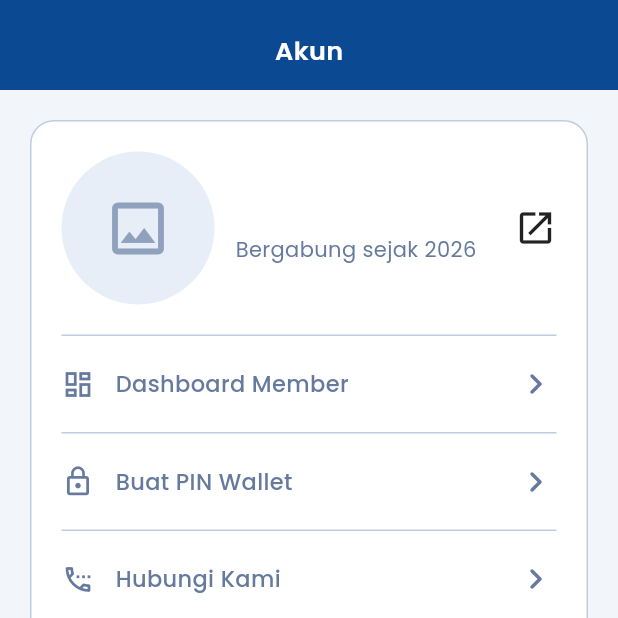
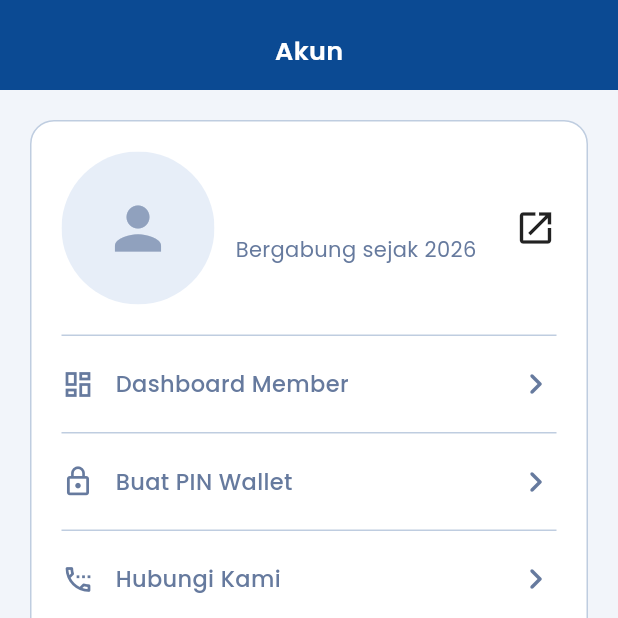
Before and after one commit to tprayoga/dicuciin, a Flutter app: the HomeScreen screen opened directly, after a tap on the "person" icon, on a phone screen of 412 x 824 dp, the top half of it. Run offline on Flutter 3.47's test engine with Material 3 defaults, Android fonts, the phone set to English and light mode, and no system bars; our stand-ins replace flutter_secure_storage, google_fonts, image_picker; missing offline and left inert: mobile_scanner; accounts and stored records are empty.

Commit message:
feat(mobile): tampilkan avatar pengguna di Home & Akun
Data avatarUrl (dari /auth/me) kini ditampilkan, bukan placeholder.
- AppConfig.assetUrl/assetOrigin: bentuk URL penuh dari path /uploads relatif
- widget UserAvatar reusable: Image.network + fallback inisial/ikon saat kosong
  atau gagal muat
- dipakai di home_page (40px, tap → Akun) & account_page (102px)

flutter analyze: clean.

Co-Authored-By: Claude Opus 4.8 <noreply@anthropic.com>

```diff
--- a/laundry_mobile_flutter/lib/core/config/app_config.dart
+++ b/laundry_mobile_flutter/lib/core/config/app_config.dart
@@ -3,4 +3,18 @@ class AppConfig {
     'API_BASE_URL',
     defaultValue: 'http://10.0.2.2:3000/api/v1',
   );
+
+  /// Origin server (tanpa path `/api/v1`) untuk memuat file statis seperti
+  /// foto profil/banner yang disajikan di `/uploads/...`.
+  static String get assetOrigin =>
+      apiBaseUrl.replaceFirst(RegExp(r'/api/v\d+/?$'), '');
+
+  /// Bentuk URL penuh dari path aset relatif (mis. `/uploads/profiles/x.jpg`).
+  /// Mengembalikan null bila kosong; meneruskan apa adanya bila sudah absolut.
+  static String? assetUrl(String? path) {
+    if (path == null || path.isEmpty) return null;
+    if (path.startsWith('http://') || path.startsWith('https://')) return path;
+    final sep = path.startsWith('/') ? '' : '/';
+    return '$assetOrigin$sep$path';
+  }
 }
--- a/laundry_mobile_flutter/lib/features/customer/home/account_page.dart
+++ b/laundry_mobile_flutter/lib/features/customer/home/account_page.dart
@@ -46,18 +46,13 @@ class _AccountPage extends StatelessWidget {
                           padding: const EdgeInsets.all(20),
                           child: Row(
                             children: [
-                              Container(
-                                width: 102,
-                                height: 102,
-                                decoration: const BoxDecoration(
-                                  color: AppColors.tintBlue,
-                                  shape: BoxShape.circle,
-                                ),
-                                child: const Icon(
-                                  Icons.image_outlined,
-                                  size: 46,
-                                  color: AppColors.textMutedLight,
-                                ),
+                              UserAvatar(
+                                avatarUrl: user?.avatarUrl,
+                                name: user?.name,
+                                size: 102,
+                                iconSize: 46,
+                                backgroundColor: AppColors.tintBlue,
+                                foregroundColor: AppColors.textMutedLight,
                               ),
                               const SizedBox(width: 14),
                               Expanded(
--- a/laundry_mobile_flutter/lib/features/customer/home/home_page.dart
+++ b/laundry_mobile_flutter/lib/features/customer/home/home_page.dart
@@ -190,18 +190,11 @@ class _HomePageState extends State<_HomePage> {
                           // Avatar
                           GestureDetector(
                             onTap: widget.onOpenAccount,
-                            child: Container(
-                              width: 40,
-                              height: 40,
-                              decoration: BoxDecoration(
-                                shape: BoxShape.circle,
-                                color: Colors.white.withValues(alpha: 0.2),
-                              ),
-                              child: const Icon(
-                                Icons.person,
-                                color: Colors.white,
-                                size: 20,
-                              ),
+                            child: UserAvatar(
+                              avatarUrl: user?.avatarUrl,
+                              name: user?.name,
+                              size: 40,
+                              iconSize: 20,
                             ),
                           ),
                           const Spacer(),
--- a/laundry_mobile_flutter/lib/features/customer/home_screen.dart
+++ b/laundry_mobile_flutter/lib/features/customer/home_screen.dart
@@ -10,6 +10,7 @@ import '../../core/network/api_exception.dart';
 import '../../core/theme/app_colors.dart';
 import '../../shared/widgets/app_buttons.dart';
 import '../../shared/widgets/pin_pad.dart';
+import '../../shared/widgets/user_avatar.dart';
 import '../auth/auth_controller.dart';
 import 'customer_controller.dart';
 import 'models/customer_models.dart';
--- /dev/null
+++ b/laundry_mobile_flutter/lib/shared/widgets/user_avatar.dart
@@ -0,0 +1,66 @@
+import 'package:flutter/material.dart';
+import '../../core/config/app_config.dart';
+
+/// Avatar bulat pengguna: menampilkan foto dari [avatarUrl] (relatif/absolut)
+/// bila ada, dan jatuh ke ikon/inisial bila kosong atau gagal dimuat.
+class UserAvatar extends StatelessWidget {
+  const UserAvatar({
+    super.key,
+    required this.avatarUrl,
+    this.name,
+    this.size = 40,
+    this.backgroundColor,
+    this.foregroundColor,
+    this.iconSize,
+  });
+
+  final String? avatarUrl;
+  final String? name;
+  final double size;
+  final Color? backgroundColor;
+  final Color? foregroundColor;
+  final double? iconSize;
+
+  @override
+  Widget build(BuildContext context) {
+    final url = AppConfig.assetUrl(avatarUrl);
+    final bg = backgroundColor ?? Colors.white.withValues(alpha: 0.2);
+    final fg = foregroundColor ?? Colors.white;
+
+    return ClipOval(
+      child: Container(
+        width: size,
+        height: size,
+        color: bg,
+        child: url == null
+            ? _fallback(fg)
+            : Image.network(
+                url,
+                width: size,
+                height: size,
+                fit: BoxFit.cover,
+                errorBuilder: (context, error, stack) => _fallback(fg),
+                loadingBuilder: (context, child, progress) =>
+                    progress == null ? child : _fallback(fg),
+              ),
+      ),
+    );
+  }
+
+  Widget _fallback(Color fg) {
+    final initial = (name ?? '').trim();
+    if (initial.isNotEmpty) {
+      return Center(
+        child: Text(
+          initial.characters.first.toUpperCase(),
+          style: TextStyle(
+            color: fg,
+            fontSize: size * 0.42,
+            fontWeight: FontWeight.w700,
+          ),
+        ),
+      );
+    }
+    return Icon(Icons.person, color: fg, size: iconSize ?? size * 0.5);
+  }
+}
```
